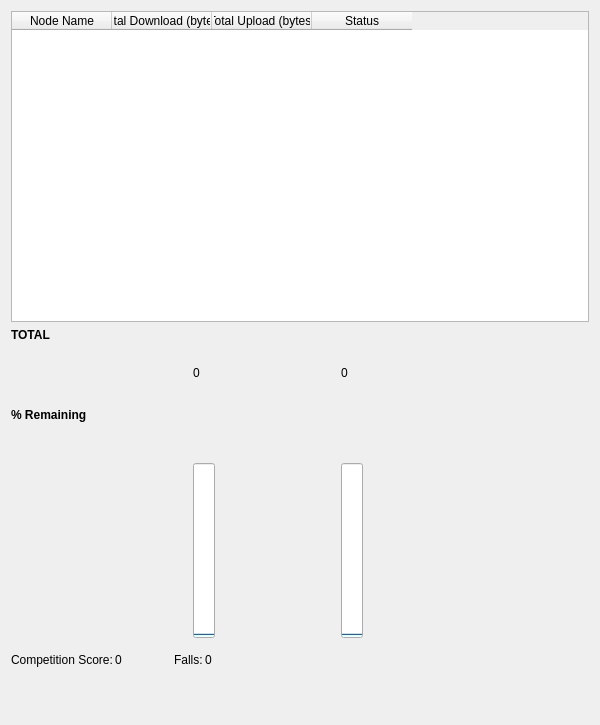
Old version of the form vigir_ocs_bandwidth_widget/src/ui/bandwidth_widget.ui in the repository team-vigir/vigir_ocs_common.
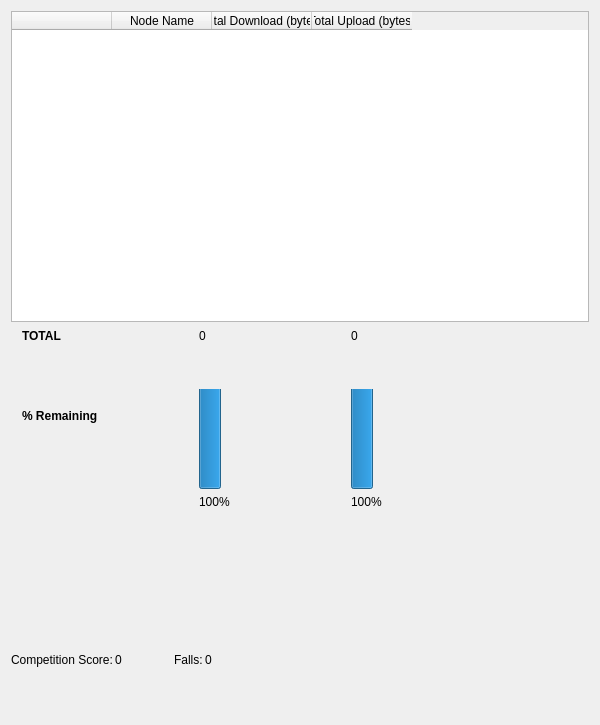
New version of the form.

Commit message: Various bug reatures/ added features for bandwidth widget, status window, and joint list widgets.

```diff
--- a/vigir_ocs_bandwidth_widget/src/ui/bandwidth_widget.ui
+++ b/vigir_ocs_bandwidth_widget/src/ui/bandwidth_widget.ui
@@ -46,6 +46,11 @@
         <attribute name="horizontalHeaderStretchLastSection">
          <bool>false</bool>
         </attribute>
+        <column>
+         <property name="text">
+          <string/>
+         </property>
+        </column>
         <column>
          <property name="text">
           <string>Node Name</string>
@@ -61,15 +66,26 @@
           <string>Total Upload (bytes)</string>
          </property>
         </column>
-        <column>
-         <property name="text">
-          <string>Status</string>
-         </property>
-        </column>
        </widget>
       </item>
       <item>
+       <widget class="QWidget" name="widget_8" native="true">
+        <property name="maximumSize">
+         <size>
+          <width>688</width>
+          <height>200</height>
+         </size>
+        </property>
        <layout class="QHBoxLayout" name="horizontalLayout_8">
+         <property name="spacing">
+          <number>1</number>
+         </property>
+         <property name="sizeConstraint">
+          <enum>QLayout::SetMaximumSize</enum>
+         </property>
+         <property name="topMargin">
+          <number>1</number>
+         </property>
         <item>
          <layout class="QVBoxLayout" name="verticalLayout_2">
           <item>
@@ -122,7 +138,7 @@
             <property name="sizeHint" stdset="0">
              <size>
               <width>20</width>
-              <height>40</height>
+               <height>20</height>
              </size>
             </property>
            </spacer>
@@ -175,14 +191,14 @@
             <property name="maximumSize">
              <size>
               <width>16777215</width>
-              <height>175</height>
+               <height>100</height>
              </size>
             </property>
             <property name="maximum">
              <number>1000</number>
             </property>
             <property name="value">
-             <number>0</number>
+              <number>1000</number>
             </property>
             <property name="orientation">
              <enum>Qt::Vertical</enum>
@@ -192,6 +208,26 @@
             </property>
            </widget>
           </item>
+           <item>
+            <widget class="QLabel" name="downLabel">
+             <property name="text">
+              <string>100%</string>
+             </property>
+            </widget>
+           </item>
+           <item>
+            <spacer name="verticalSpacer_5">
+             <property name="orientation">
+              <enum>Qt::Vertical</enum>
+             </property>
+             <property name="sizeHint" stdset="0">
+              <size>
+               <width>20</width>
+               <height>40</height>
+              </size>
+             </property>
+            </spacer>
+           </item>
          </layout>
         </item>
         <item>
@@ -205,7 +241,7 @@
           <property name="sizeHint" stdset="0">
            <size>
             <width>120</width>
-            <height>20</height>
+             <height>1</height>
            </size>
           </property>
          </spacer>
@@ -240,14 +276,14 @@
             <property name="maximumSize">
              <size>
               <width>16777215</width>
-              <height>175</height>
+               <height>100</height>
              </size>
             </property>
             <property name="maximum">
              <number>1000</number>
             </property>
             <property name="value">
-             <number>0</number>
+              <number>1000</number>
             </property>
             <property name="orientation">
              <enum>Qt::Vertical</enum>
@@ -257,6 +293,26 @@
             </property>
            </widget>
           </item>
+           <item>
+            <widget class="QLabel" name="upLabel">
+             <property name="text">
+              <string>100%</string>
+             </property>
+            </widget>
+           </item>
+           <item>
+            <spacer name="verticalSpacer_6">
+             <property name="orientation">
+              <enum>Qt::Vertical</enum>
+             </property>
+             <property name="sizeHint" stdset="0">
+              <size>
+               <width>20</width>
+               <height>40</height>
+              </size>
+             </property>
+            </spacer>
+           </item>
          </layout>
         </item>
         <item>
@@ -273,6 +329,7 @@
          </spacer>
         </item>
        </layout>
+       </widget>
       </item>
       <item>
        <widget class="QWidget" name="widget_4" native="true">
```
Lines whose indentation alone changed are shown as unchanged. The commit also changes 3 other files.
